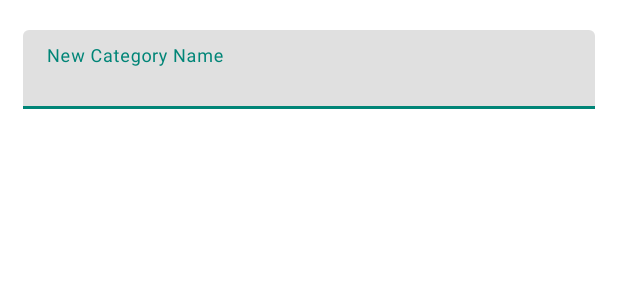
After one commit to JohnOberhauser/ArcticPass, an Android app: the layout dialog.xml on its own in the app's theme, with its tools: preview values and no code run, on a phone screen of 412 x 824 dp. The commit adds this screen. Shown: the top 300 px of the screen. Run offline under Robolectric (Android 15) with nearby library versions, the phone set to English and light mode, and no system bars.

Commit message:
Adding new categories

```diff
--- /dev/null
+++ b/app/src/main/java/com/ober/arctic/data/model/CategoryCollection.kt
@@ -0,0 +1,3 @@
+package com.ober.arctic.data.model
+
+class CategoryCollection(val categories: ArrayList<Category>)
--- a/app/src/main/java/com/ober/arctic/data/model/Domain.kt
+++ /dev/null
@@ -1,4 +0,0 @@
-package com.ober.arctic.data.model
-
-class Domain(val name: String,
-             val credentialsList: List<Credentials>)
--- a/app/src/main/java/com/ober/arctic/data/model/DomainCollection.kt
+++ /dev/null
@@ -1,3 +0,0 @@
-package com.ober.arctic.data.model
-
-class DomainCollection(val domains: List<Domain>)
--- a/app/src/main/java/com/ober/arctic/ui/unlock/UnlockViewModel.kt
+++ b/app/src/main/java/com/ober/arctic/ui/unlock/UnlockViewModel.kt
@@ -6,9 +6,9 @@ import javax.inject.Inject
 
 class UnlockViewModel @Inject constructor(private val dataRepository: DataRepository) : ViewModel() {
 
-    val domainCollectionLiveData = dataRepository.getDomainCollectionLiveData()
+    val domainCollectionLiveData = dataRepository.getCategoryCollectionLiveData()
 
     fun loadDomainCollection() {
-        dataRepository.loadDomainCollection(false)
+        dataRepository.loadCategoryCollection(false)
     }
 }
--- /dev/null
+++ b/app/src/main/res/drawable/ic_add_black_24dp.xml
@@ -0,0 +1,5 @@
+<vector android:height="24dp" android:tint="#FFFFFF"
+    android:viewportHeight="24.0" android:viewportWidth="24.0"
+    android:width="24dp" xmlns:android="http://schemas.android.com/apk/res/android">
+    <path android:fillColor="#FF000000" android:pathData="M19,13h-6v6h-2v-6H5v-2h6V5h2v6h6v2z"/>
+</vector>
--- a/app/src/main/res/layout/cell_domain.xml
+++ b/app/src/main/res/layout/cell_domain.xml
@@ -8,7 +8,7 @@
     android:layout_marginBottom="1dp">
 
     <TextView
-        android:id="@+id/domain_text_view"
+        android:id="@+id/category_text_view"
         android:layout_width="wrap_content"
         android:layout_height="wrap_content"
         android:textColor="@color/colorPrimary"
--- /dev/null
+++ b/app/src/main/res/layout/dialog.xml
@@ -0,0 +1,27 @@
+<?xml version="1.0" encoding="utf-8"?>
+<LinearLayout xmlns:android="http://schemas.android.com/apk/res/android"
+              android:orientation="vertical"
+              android:layout_width="match_parent"
+              android:layout_height="match_parent"
+              android:paddingStart="15dp"
+              android:paddingEnd="15dp"
+              android:background="@android:color/white">
+
+    <com.google.android.material.textfield.TextInputLayout
+            android:layout_width="match_parent"
+            android:layout_height="wrap_content"
+            android:layout_marginTop="20dp">
+
+        <com.google.android.material.textfield.TextInputEditText
+                android:id="@+id/add_field"
+                android:layout_width="match_parent"
+                android:layout_height="wrap_content"
+                android:textSize="13sp"
+                android:lines="1"
+                android:inputType="textNoSuggestions"
+                android:imeOptions="actionDone"
+                android:hint="@string/new_category_name"/>
+
+    </com.google.android.material.textfield.TextInputLayout>
+
+</LinearLayout>
--- a/app/src/main/res/values/strings.xml
+++ b/app/src/main/res/values/strings.xml
@@ -8,4 +8,7 @@
     <string name="unlock">Unlock</string>
     <string name="business">Business</string>
     <string name="personal">Personal</string>
+    <string name="new_category_name">New Category Name</string>
+    <string name="cancel">Cancel</string>
+    <string name="add">Add</string>
 </resources>
```
Also changed, not shown: app/src/main/java/com/ober/arctic/data/cache/LiveDataHolder.kt (+9 -9 lines), app/src/main/java/com/ober/arctic/data/model/Category.kt (added, +12 -0 lines), app/src/main/java/com/ober/arctic/repository/DataRepository.kt (+20 -20 lines), app/src/main/java/com/ober/arctic/ui/landing/AddDialog.kt (added, +12 -0 lines), app/src/main/java/com/ober/arctic/ui/landing/CategoryRecyclerAdapter.kt (added, +33 -0 lines), app/src/main/java/com/ober/arctic/ui/landing/DomainRecyclerAdapter.kt (deleted, +0 -33 lines), app/src/main/java/com/ober/arctic/ui/landing/LandingFragment.kt (+51 -4 lines), app/src/main/java/com/ober/arctic/ui/landing/LandingViewModel.kt (+9 -2 lines), app/src/main/res/layout/fragment_landing.xml (+10 -3 lines).
